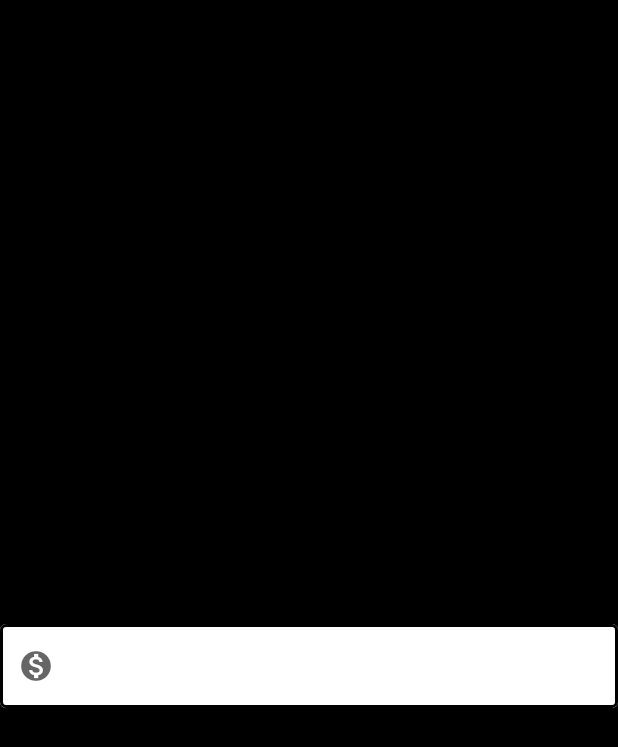
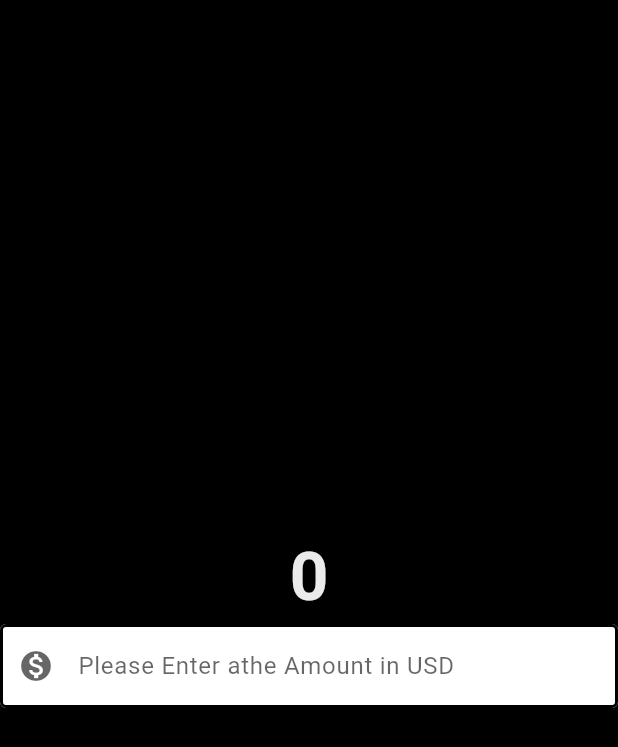
Before and after one commit to Gemcreation/currency_converter, a Flutter app: the screen it shows after launch, on a phone screen of 412 x 824 dp. Shown: the top 747 px of the screen. Run offline on Flutter 3.47's test engine with Material 3 defaults, Android fonts, the phone set to English and light mode, and no system bars.

Commit message:
color editted

```diff
--- a/lib/currency_converter_material_page.dart
+++ b/lib/currency_converter_material_page.dart
@@ -16,7 +16,7 @@ class CurrencyConverterMaterialPage extends StatelessWidget {
               style: TextStyle(
                 fontSize: 45,
                 fontWeight: FontWeight.bold,
-                color: Color.fromARGB(255, 0, 0, 0),
+                color: Color.fromARGB(255, 235, 235, 235),
                 ),
               ),
               TextField(
@@ -26,7 +26,7 @@ class CurrencyConverterMaterialPage extends StatelessWidget {
                 decoration: InputDecoration(
                   hintText: "Please Enter athe Amount in USD",
                   hintStyle: TextStyle(
-                    color: Colors.white60,
+                    color: const Color.fromARGB(153, 0, 0, 0),
                   ),
                   prefixIcon: Icon(Icons.monetization_on),
                   prefixIconColor: const Color.fromARGB(153, 0, 0, 0),
```
